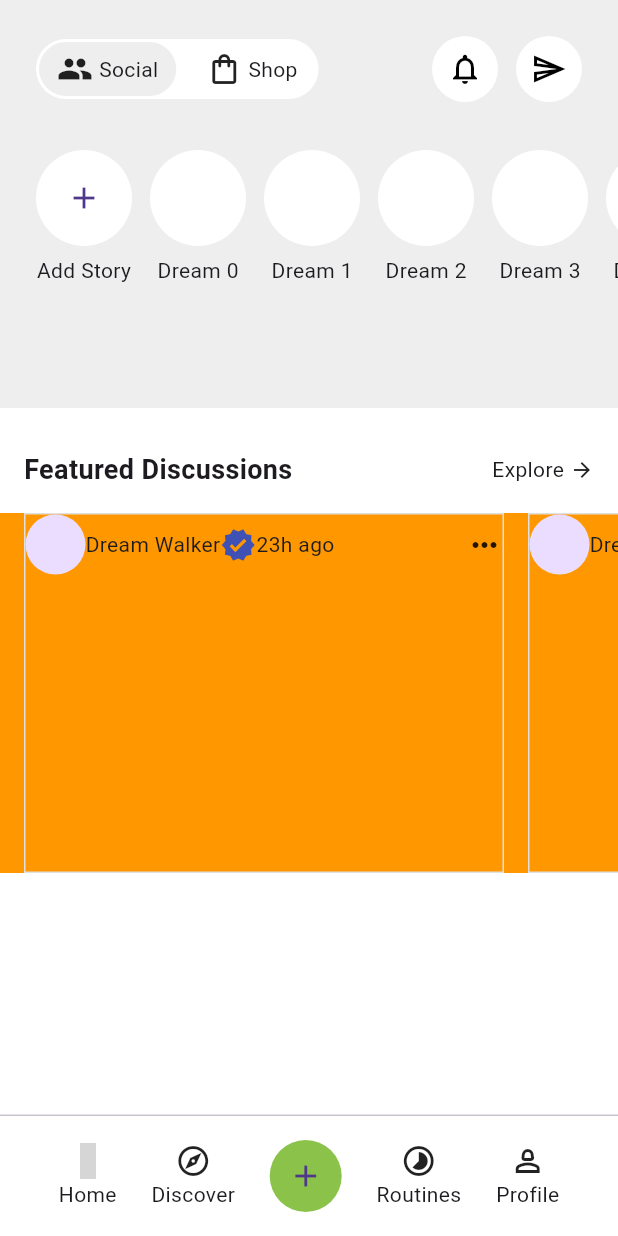
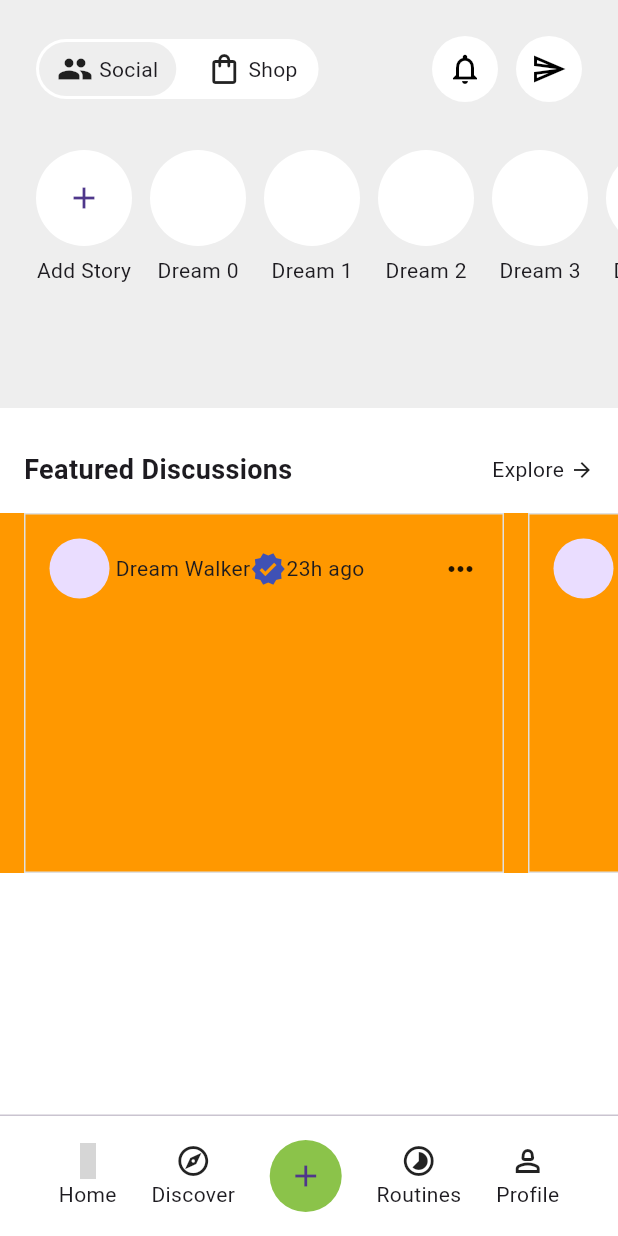
Before and after one commit to JAICHANGPARK/flutter_notebook_chapter_41, a Flutter app: the BeautyMainPage screen opened directly, on a phone screen of 412 x 824 dp. Run offline on Flutter 3.47's test engine with Material 3 defaults, Android fonts, the phone set to English and light mode, and no system bars; our stand-ins replace gap, go_router, hugeicons; missing offline and left inert: ticket_widget; grey boxes are pictures that could not be loaded.

Commit message:
Update beauty_home_widget.dart

```diff
--- a/lib/ep2090_beauty_app/view/beauty_home_widget.dart
+++ b/lib/ep2090_beauty_app/view/beauty_home_widget.dart
@@ -185,11 +185,13 @@ class _BeautyHomeWidgetState extends State<BeautyHomeWidget> {
                                 color: Colors.grey[300]!,
                               ),
                             ),
+                            padding: EdgeInsets.all(16),
                             child: Column(
                               children: [
                                 Row(
                                   children: [
                                     CircleAvatar(),
+                                    Gap(4),
                                     Text("Dream Walker"),
                                     Icon(
                                       Icons.verified,
```
